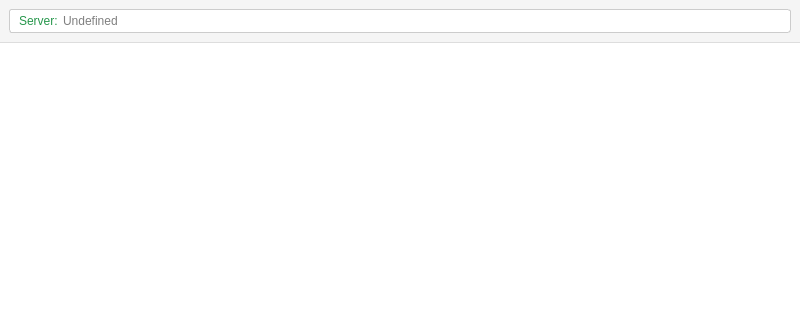
Mayfleet/SimpleChat, file Frontend/Desktop/Sources/MainWindow.ui: the form before one commit; both pictures show x 0 to 800 and y 0 to 320 of the 800 by 600 pixel window.
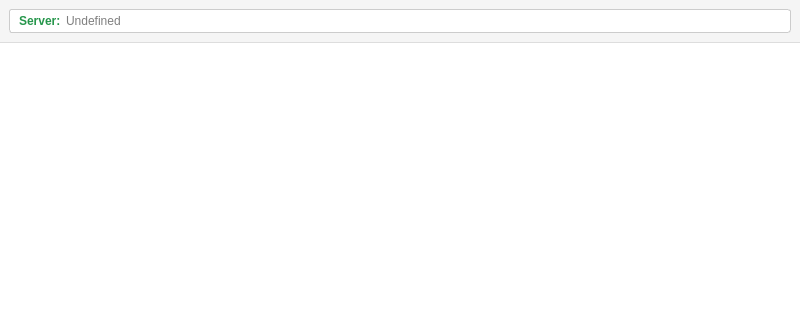
The form after the commit.

The edit to the form file:
```diff
--- a/Frontend/Desktop/Sources/MainWindow.ui
+++ b/Frontend/Desktop/Sources/MainWindow.ui
@@ -28,6 +28,7 @@
 #backedUrlLabel
 {
 	color: #26964B;
+	font-weight: bold;
 }
 
 #backedUrlEdit
@@ -36,6 +37,11 @@
 	background: transparent;
 }
 
+#stateLabel
+{
+	color: #268396;
+}
+
 #bottomFrame
 {
 	border: none;
@@ -99,7 +105,7 @@
            <number>3</number>
           </property>
           <property name="rightMargin">
-           <number>9</number>
+           <number>3</number>
           </property>
           <property name="bottomMargin">
            <number>3</number>
```
Left out of the diff: 3 changed lines with no effect on the pictures.
